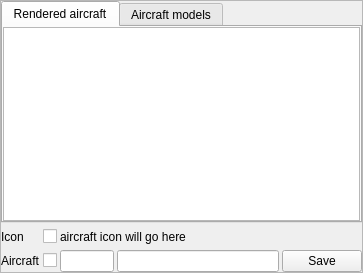
Before: the Qt Designer form src/blackgui/components/mappingcomponent.ui in swift-project/pilotclient, drawn with Qt 5.
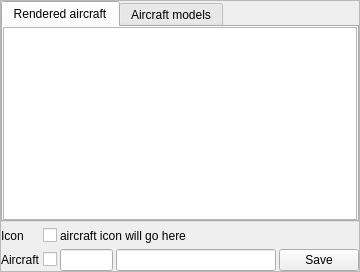
After: the same form once the commit is applied. Custom widgets are drawn as their Qt base class.

Commit message: Name of mapping component UI

```diff
--- a/src/blackgui/components/mappingcomponent.ui
+++ b/src/blackgui/components/mappingcomponent.ui
@@ -2,6 +2,14 @@
 <ui version="4.0">
  <class>CMappingComponent</class>
  <widget class="QFrame" name="CMappingComponent">
+  <property name="geometry">
+   <rect>
+    <x>0</x>
+    <y>0</y>
+    <width>360</width>
+    <height>272</height>
+   </rect>
+  </property>
   <property name="windowTitle">
    <string>Frame</string>
   </property>
```
Left out of the diff: 2 changed lines with no effect on the pictures.
